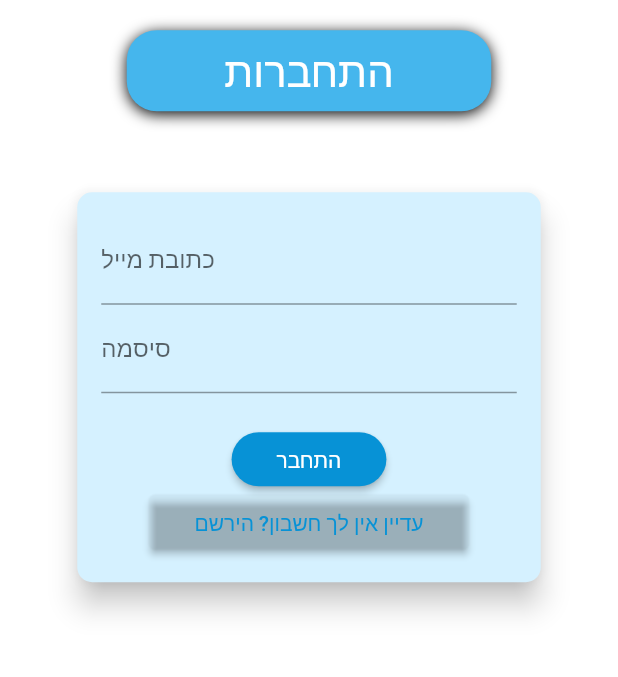
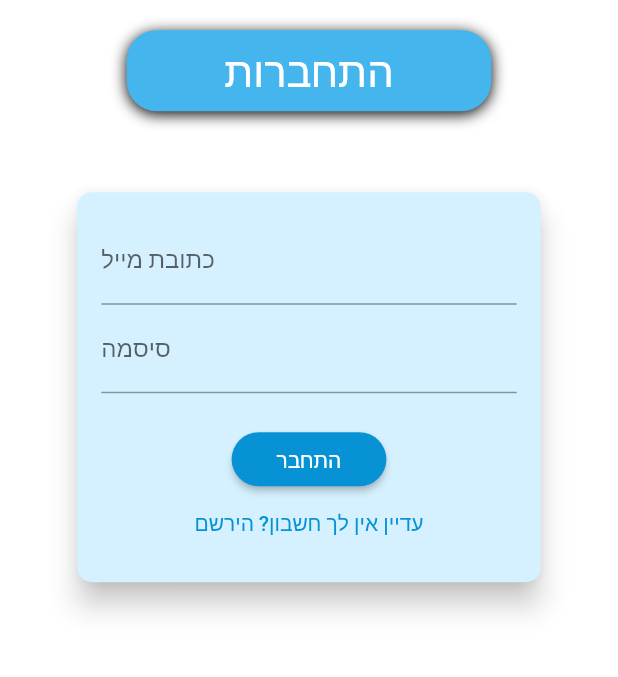
Before and after one commit to ofekco/Appo, a Flutter app: the AuthScreen screen opened by its route, on a phone screen of 412 x 824 dp, the part 401-1078 px from its top. Run offline on Flutter 3.47's test engine with Material 2 defaults, Android fonts, the phone set to English and light mode, and no system bars; our stand-ins replace animated_splash_screen, calendar_view, firebase_core, firebase_database, font_awesome_flutter, google_maps_flutter and 3 more; missing offline and left inert: uri; accounts and stored records are empty.

Commit message:
כפתור "אין לך חשבון"

```diff
--- a/lib/screens/login_screen.dart
+++ b/lib/screens/login_screen.dart
@@ -230,21 +230,21 @@ class _AuthCardState extends State<AuthCard> {
                     // color: Theme.of(context).primaryColor,
                     // textColor: Theme.of(context).primaryTextTheme.button.color,
                   ),
-                ElevatedButton(
+                TextButton(
                     child: Text('עדיין אין לך חשבון? הירשם',
                         style: TextStyle(
                           color: Theme.of(context).primaryColor,
                         )),
                     onPressed: () {
                       if (authProvider.authMode == AuthMode.CUSTOMER) {
-                        //Navigator.of(context).pushNamed(RegistrationScreen.routeName);
+                        Navigator.of(context)
+                            .pushNamed(RegistrationScreen.routeName);
                       } else {
                         Navigator.of(context).pushNamed(
                             RegisterationExplenationScreen.routeName);
                       }
                     },
                     style: ElevatedButton.styleFrom(
-                        primary: Colors.transparent,
                         padding:
                             EdgeInsets.symmetric(horizontal: 30.0, vertical: 4),
                         tapTargetSize: MaterialTapTargetSize.shrinkWrap)
```
Also changed, not shown: lib/Business_side/screens/registration_screen2.dart (+0 -42 lines).
